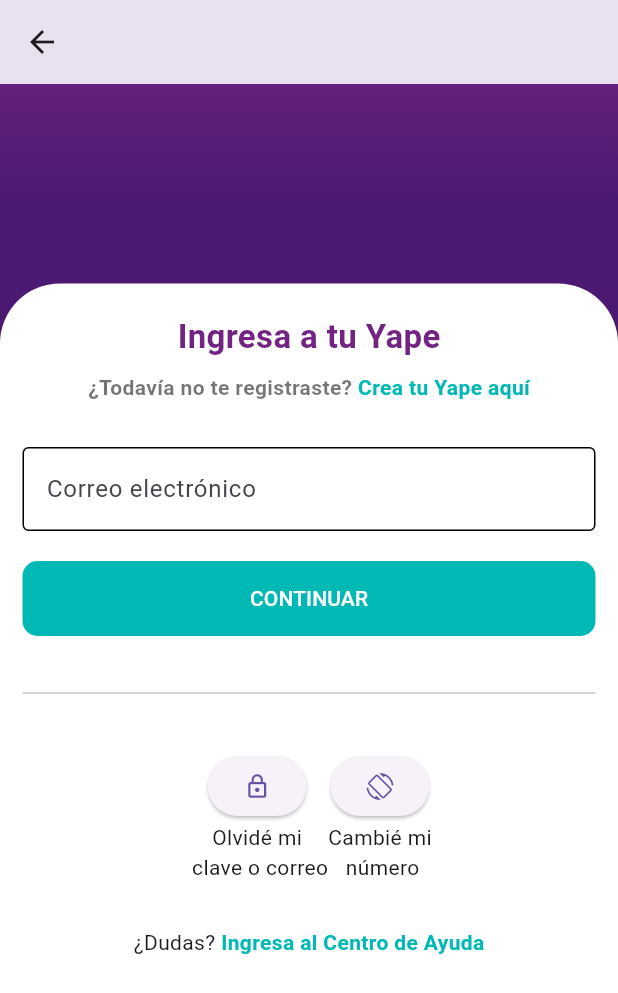
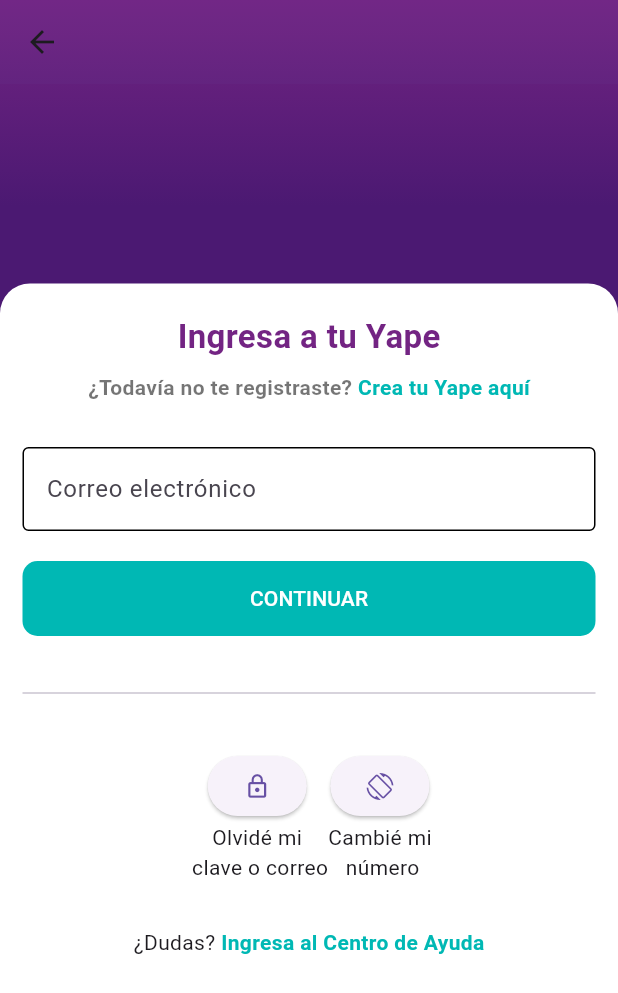
Before and after one commit to HarudesDev/fake_yape_app, a Flutter app: the LoginPage screen opened by its route, on a phone screen of 412 x 824 dp. Shown: the top 993 px of the screen. Run offline on Flutter 3.47's test engine with Material 3 defaults, Android fonts, the light colour scheme and no system bars; our stand-ins replace auto_route, camera, firebase_core, firebase_messaging, flutter_contacts, flutter_riverpod and 12 more; missing offline and left inert: flutter_regex, google_mlkit_barcode_scanning; accounts and stored records are empty; generated files the repository leaves out were written again; network calls fail.

Commit message:
Fix (login): Appearance correction

```diff
--- a/lib/auth/pages/login_page/login_page.dart
+++ b/lib/auth/pages/login_page/login_page.dart
@@ -24,7 +24,9 @@
         child: Scaffold(
           resizeToAvoidBottomInset: false,
           backgroundColor: Colors.transparent,
-          appBar: AppBar(),
+          appBar: AppBar(
+            backgroundColor: Colors.transparent,
+          ),
           body: ListView(
             padding: const EdgeInsets.fromLTRB(0, 300, 0, 0),
             shrinkWrap: true,
@@ -41,8 +43,8 @@
                         decoration: const BoxDecoration(
                           color: Colors.white,
                           borderRadius: BorderRadius.only(
-                            topLeft: Radius.circular(40),
-                            topRight: Radius.circular(40),
+                            topLeft: Radius.circular(20),
+                            topRight: Radius.circular(20),
                           ),
                         ),
                         child: Padding(
```
